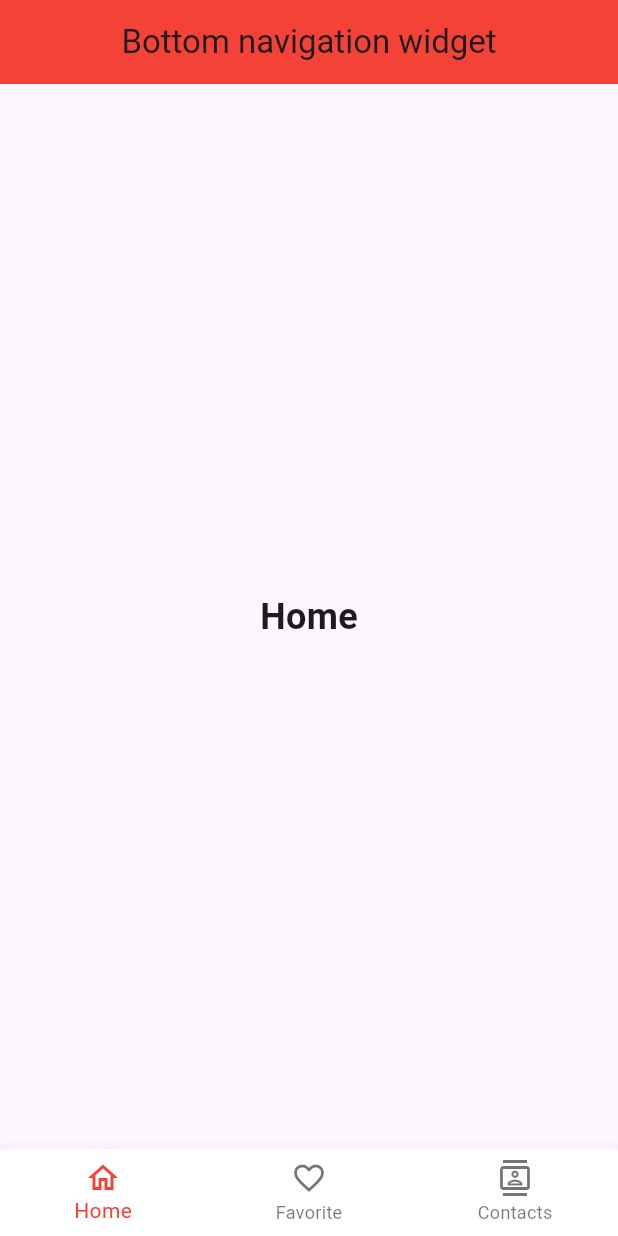
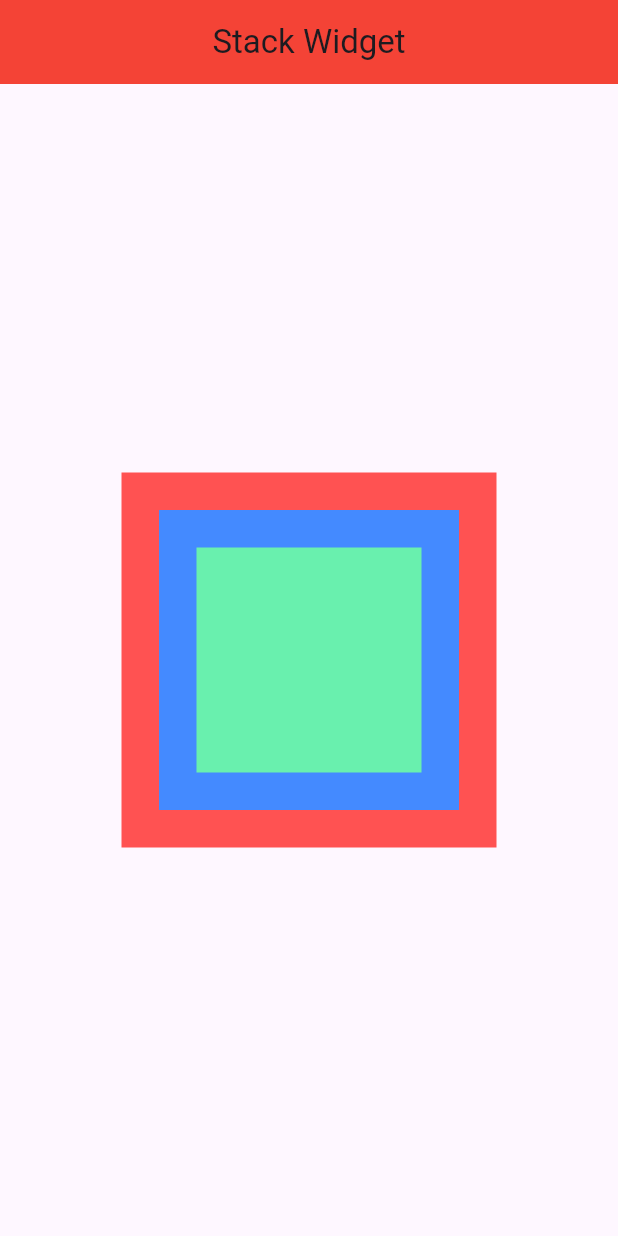
Before and after one commit to cygon23/flutter_play_ground, a Flutter app: the screen it shows after launch, on a phone screen of 412 x 824 dp. Run offline on Flutter 3.47's test engine with Material 3 defaults, Android fonts, the light colour scheme and no system bars.

Commit message:
flutter stackwidget

```diff
--- a/lib/main.dart
+++ b/lib/main.dart
@@ -1,5 +1,6 @@
 import 'package:flutter/material.dart';
 import 'package:flutter_play_ground/screen/bottomnavigationwidget.dart';
+import 'package:flutter_play_ground/screen/stackwidget.dart';
 //import 'package:flutter_play_ground/screen/cardwidget.dart';
 //import 'package:flutter_play_ground/screen/drawerwidget.dart';
 // import 'package:flutter_play_ground/screen/navigatorpage.dart';
@@ -44,7 +45,8 @@ class MyApp extends StatelessWidget {
       // home: Tabbarwidget(),
       // home: Cardwidget(),
       // home:Drawerwidget()
-      home: Bottomnavigationwidget(),
+      // home: Bottomnavigationwidget(),
+      home: Stackwidget(),
     );
   }
 }
--- /dev/null
+++ b/lib/screen/stackwidget.dart
@@ -0,0 +1,34 @@
+import 'package:flutter/material.dart';
+
+class Stackwidget extends StatefulWidget {
+  const Stackwidget({super.key});
+
+  @override
+  State<Stackwidget> createState() => _StackwidgetState();
+}
+
+class _StackwidgetState extends State<Stackwidget> {
+  @override
+  Widget build(BuildContext context) {
+    return Scaffold(
+      appBar: AppBar(
+        backgroundColor: Colors.red,
+        title: Text("Stack Widget"),
+        centerTitle: true,
+      ),
+      body: Container(
+        alignment: Alignment.center,
+        child: Stack(
+          // textDirection: TextDirection.rtl,
+          alignment: Alignment.center,
+          children: [
+            Container(width: 250, height: 250, color: Colors.redAccent),
+            Container(width: 200, height: 200, color: Colors.blueAccent),
+            Container(width: 150, height: 150, color: Colors.greenAccent),
+            // Text("Hellow"),
+          ],
+        ),
+      ),
+    );
+  }
+}
```
